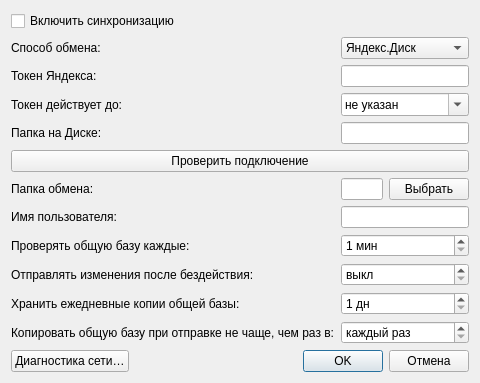
Qt form designer/ui/syncsettingsdialog.ui (Aleee/FinanceCalender) before a commit.
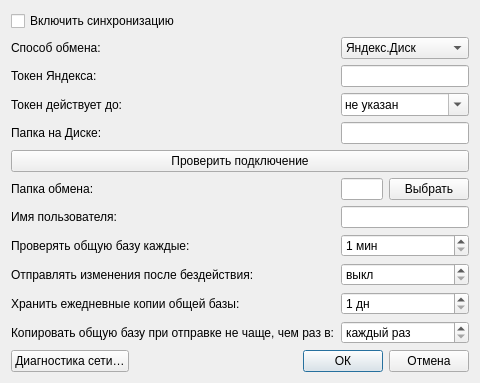
The same form after that commit.

Patch:
```diff
--- a/designer/ui/syncsettingsdialog.ui
+++ b/designer/ui/syncsettingsdialog.ui
@@ -246,7 +246,7 @@
      <item>
       <widget class="QPushButton" name="pb_ok">
        <property name="text">
-        <string>OK</string>
+        <string>ОК</string>
        </property>
        <property name="default">
         <bool>true</bool>
```
